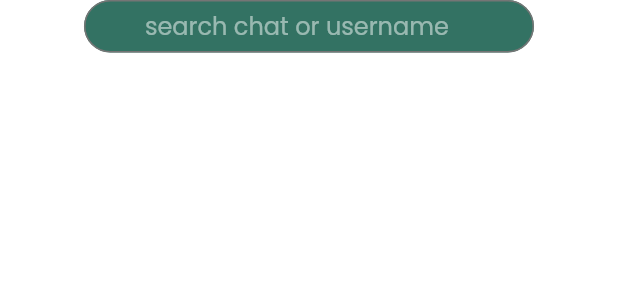
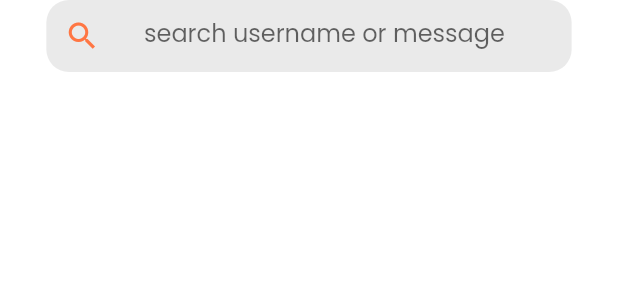
Before and after one commit to rohith18n/message_wise, a Flutter app: the GroupList widget shown alone on an empty page, opened directly, on a phone screen of 412 x 824 dp. Shown: the top 300 px of the screen. Run offline on Flutter 3.47's test engine with Material 2 defaults, Android fonts, the phone set to English and light mode, and no system bars; our stand-ins replace cloud_firestore, email_validator, equatable, file_picker, firebase_auth, firebase_core and 11 more; accounts and stored records are empty; network calls fail; statements that could not run were skipped.

Commit message:
ui updated

```diff
--- a/lib/views/chat screen/widget/group_list.dart
+++ b/lib/views/chat screen/widget/group_list.dart
@@ -4,6 +4,7 @@ import 'package:message_wise/Controllers/group%20functionality/group_functionali
 import 'package:flutter/material.dart';
 import 'package:flutter_bloc/flutter_bloc.dart';
 import 'package:google_fonts/google_fonts.dart';
+import 'package:message_wise/views/new%20chat%20screen/widgets/search_field.dart';
 
 import '../../../util.dart';
 import '../../common/widgets/custom_text.dart';
@@ -23,21 +24,26 @@ class GroupList extends StatelessWidget {
 
     return Column(
       children: [
-        SizedBox(
-          width: 300,
-          height: 35,
-          child:
-//searchbar
-              TextField(
-            autofocus: false,
-            onTap: () {},
-            controller: _textEditingcontroller,
-            textAlign: TextAlign.start,
-            style: GoogleFonts.poppins(color: colorSearchBartext),
-            decoration: searchBarStyle(hint: "      search chat or username"),
-            onChanged: (value) async {},
-          ),
+        SearchField(
+          textEditingcontroller: _textEditingcontroller,
+          onChanged: (value) async {},
+          hintText: "    search username or message",
         ),
+//         SizedBox(
+//           width: 300,
+//           height: 35,
+//           child:
+// //searchbar
+//               TextField(
+//             autofocus: false,
+//             onTap: () {},
+//             controller: _textEditingcontroller,
+//             textAlign: TextAlign.start,
+//             style: GoogleFonts.poppins(color: colorSearchBartext),
+//             decoration: searchBarStyle(hint: "      search chat or username"),
+//             onChanged: (value) async {},
+//           ),
+//         ),
 //list view
         Expanded(
           child: BlocBuilder<GroupBloc, GroupState>(
--- a/lib/views/new chat screen/contacts_screen.dart
+++ b/lib/views/new chat screen/contacts_screen.dart
@@ -66,14 +66,10 @@ class ContactScreen extends StatelessWidget {
                   ),
                 ),
               ]),
-          backgroundColor: backroundColor,
-          centerTitle: true,
-          title: Image.asset("assets/images/logoText.png"),
         ),
-        body: Container(
+        body: SizedBox(
           width: double.infinity,
           height: double.infinity,
-          color: backroundColor,
           child: Padding(
             padding: const EdgeInsets.symmetric(horizontal: 10),
             //stream builder
--- a/lib/views/new chat screen/widgets/user_list.dart
+++ b/lib/views/new chat screen/widgets/user_list.dart
@@ -1,7 +1,6 @@
 import 'dart:developer';
 import 'package:flutter/material.dart';
 import 'package:flutter_bloc/flutter_bloc.dart';
-import 'package:google_fonts/google_fonts.dart';
 import 'package:message_wise/size_config.dart';
 import 'package:message_wise/views/new%20chat%20screen/widgets/custom_list_view.dart';
 import 'package:message_wise/views/new%20chat%20screen/widgets/custom_request_button.dart';
@@ -11,8 +10,7 @@ import '../../../Controllers/search bloc/search_bloc.dart';
 import '../../../Controllers/users bloc/users_bloc.dart';
 import '../../../Models/user_model.dart';
 import '../../../util.dart';
-import '../../common/widgets/custom_text.dart';
-import '../../common/widgets/textformcommon_style.dart';
+
 import '../../individual chat screen/individual_chat_screen.dart';
 
 class UsersListInContact extends StatefulWidget {
--- a/lib/views/new group name screen/name_screen.dart
+++ b/lib/views/new group name screen/name_screen.dart
@@ -3,6 +3,7 @@ import 'dart:io';
 import 'package:message_wise/Controllers/group%20chat%20bloc/group_bloc.dart';
 import 'package:message_wise/Models/select_model.dart';
 import 'package:message_wise/Service/profile%20service/profile_service.dart';
+import 'package:message_wise/constants.dart';
 import 'package:message_wise/injectable.dart';
 import 'package:message_wise/views/home%20Screen/home_screen.dart';
 import 'package:message_wise/views/new%20group%20screen/widgets/group_member_icon.dart';
@@ -32,12 +33,10 @@ class NameScreen extends StatelessWidget {
             selectedBots: seletedBots,
             imagePath: imagePath.value),
       ),
-      backgroundColor: backroundColor,
       appBar: AppBar(
-        backgroundColor: backroundColor,
         title: const CustomText(
           content: "new group",
-          colour: colorWhite,
+          colour: kTextColor,
         ),
       ),
       body: Padding(
```
Also changed, not shown: lib/views/chat screen/chat_screen.dart (+1 -10 lines), lib/views/individual chat screen/individual_chat_screen.dart (+3 -11 lines), lib/views/individual chat screen/widgets/appbar.dart (+4 -3 lines), lib/views/new group screen/new_group_screen.dart (+5 -17 lines), lib/views/profile screen/profile_screen.dart (+6 -9 lines).
